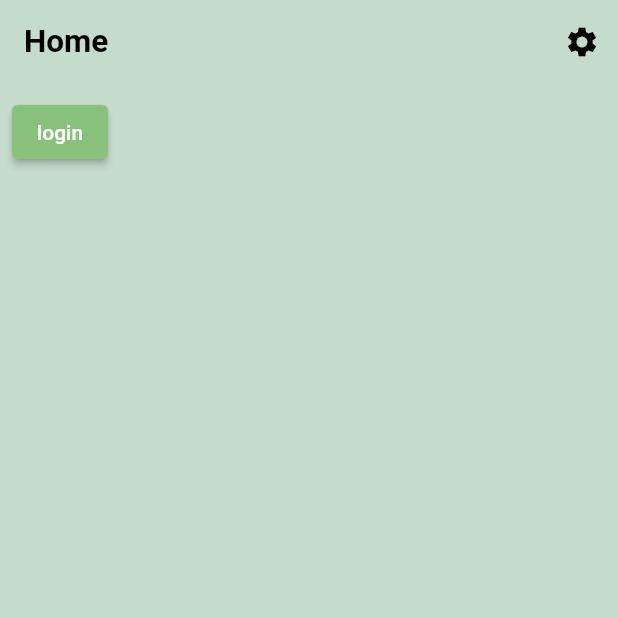
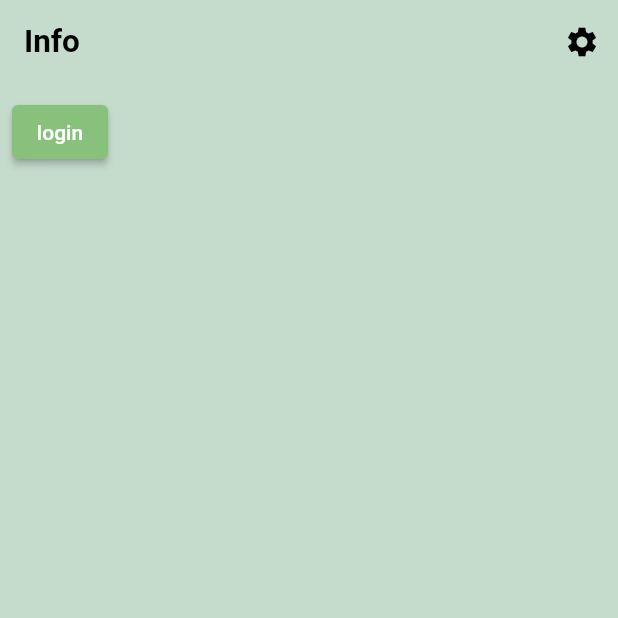
Before and after one commit to OlyNet/olydorfapp, a Flutter app: the InfoView screen opened directly, on a phone screen of 412 x 824 dp, the top half of it. Run offline on Flutter 3.47's test engine with Material 2 defaults, Android fonts, the phone set to English and light mode, and no system bars; our stand-ins replace appwrite, flutter_chat_types, flutter_chat_ui, flutter_map, flutter_speed_dial, hooks_riverpod and 4 more; accounts and stored records are empty; network calls fail.

Commit message:
change to info

```diff
--- a/lib/views/info/info_view.dart
+++ b/lib/views/info/info_view.dart
@@ -14,7 +14,7 @@ class InfoView extends HookConsumerWidget {
 
     return Scaffold(
       appBar: AppBar(
-        title: const Text("Home"),
+        title: const Text("Info"),
         backgroundColor: Colors.transparent,
         elevation: 0,
         actions: [
```
